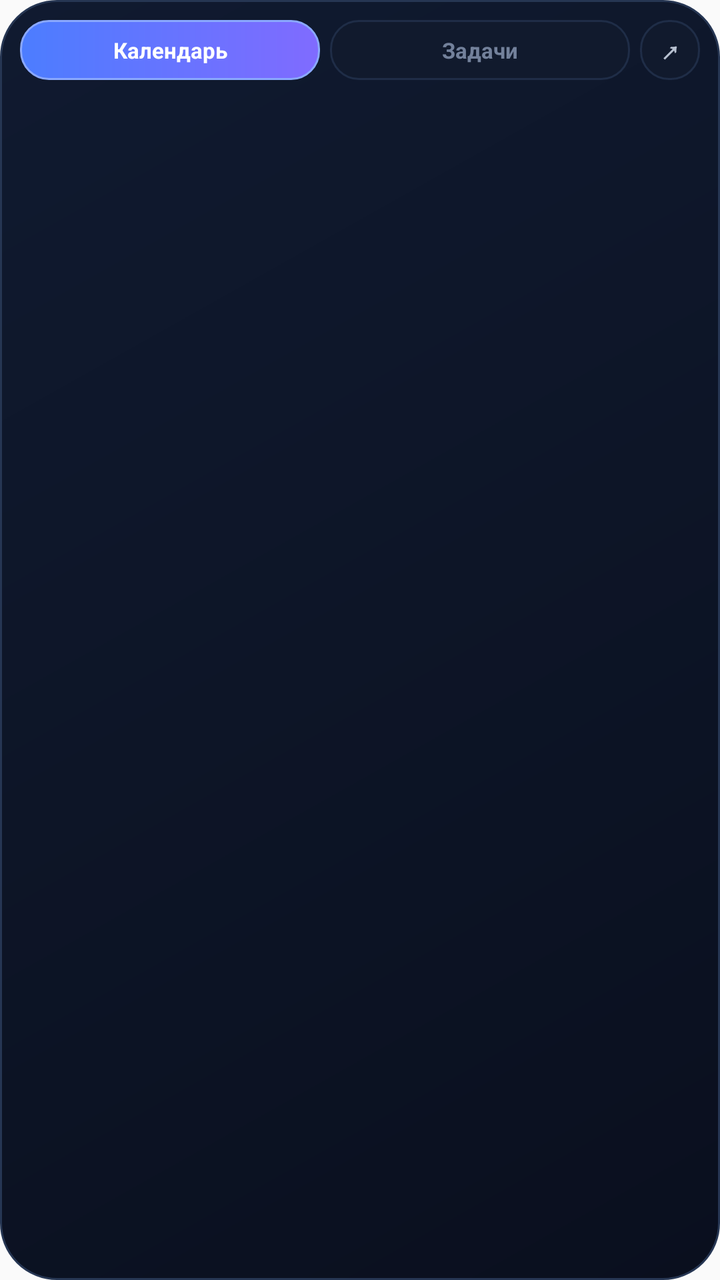
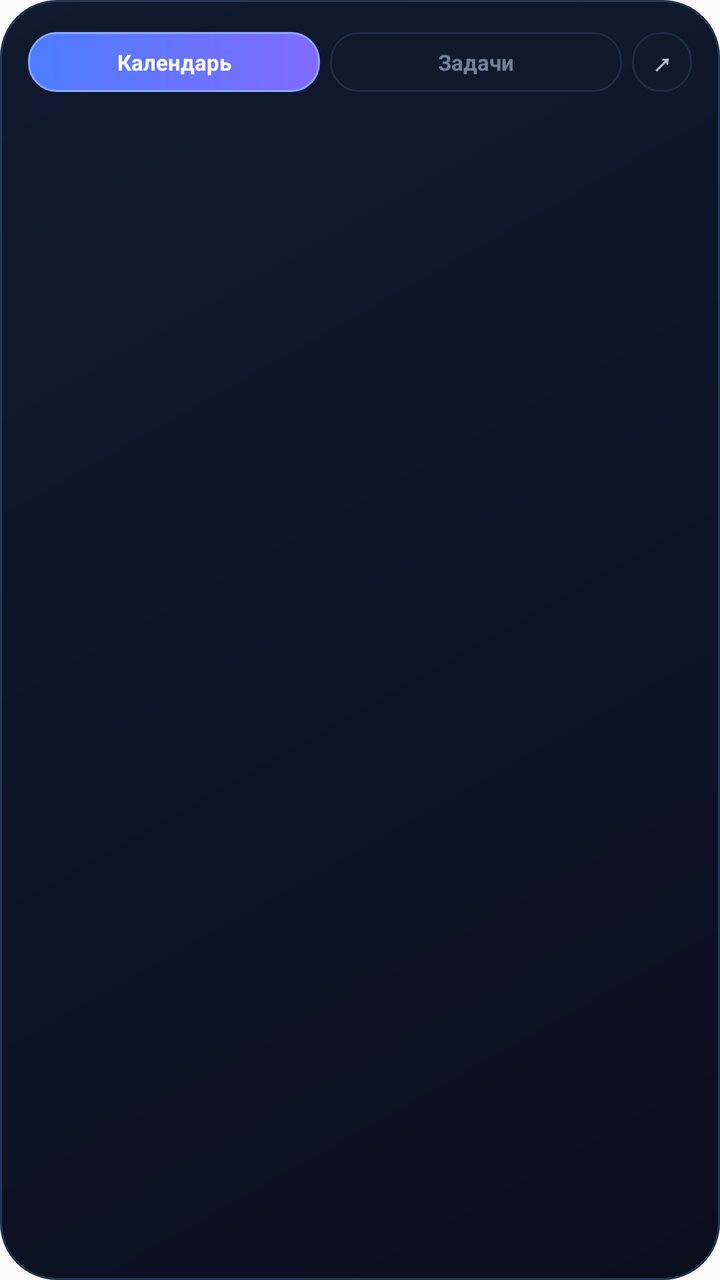

An Android layout rendered at two revisions. The XML below is the earlier revision; the diff shows what the commit changed to produce the second picture.
<!-- AndroidManifest.xml: application theme Theme.AppCompat.Light.NoActionBar -->
<!-- res/layout/widget_schedule_list.xml -->
<?xml version="1.0" encoding="utf-8"?>
<LinearLayout xmlns:android="http://schemas.android.com/apk/res/android"
    android:layout_width="match_parent"
    android:layout_height="match_parent"
    android:orientation="vertical"
    android:background="@drawable/widget_background"
    android:padding="10dp">

    <LinearLayout
        android:layout_width="match_parent"
        android:layout_height="30dp"
        android:layout_marginBottom="6dp"
        android:orientation="horizontal"
        android:gravity="center_vertical">

        <TextView
            android:id="@+id/widget_list_tab_calendar"
            android:layout_width="0dp"
            android:layout_height="match_parent"
            android:layout_weight="1"
            android:gravity="center"
            android:text="Календарь"
            android:textSize="11sp"
            android:textStyle="bold"
            android:textColor="#FFFFFF"
            android:maxLines="1"
            android:ellipsize="end"
            android:background="@drawable/widget_tab_selected" />

        <TextView
            android:id="@+id/widget_list_tab_tasks"
            android:layout_width="0dp"
            android:layout_height="match_parent"
            android:layout_weight="1"
            android:layout_marginStart="5dp"
            android:gravity="center"
            android:text="Задачи"
            android:textSize="11sp"
            android:textStyle="bold"
            android:textColor="#73819B"
            android:maxLines="1"
            android:ellipsize="end"
            android:background="@drawable/widget_tab" />

        <TextView
            android:id="@+id/widget_list_open"
            android:layout_width="30dp"
            android:layout_height="match_parent"
            android:layout_marginStart="5dp"
            android:gravity="center"
            android:text="↗"
            android:textSize="14sp"
            android:textStyle="bold"
            android:textColor="#B8C1D1"
            android:background="@drawable/widget_tab" />
    </LinearLayout>

    <FrameLayout
        android:layout_width="match_parent"
        android:layout_height="0dp"
        android:layout_weight="1">

        <ListView
            android:id="@+id/widget_schedule_list"
            android:layout_width="match_parent"
            android:layout_height="match_parent"
            android:divider="@android:color/transparent"
            android:dividerHeight="0dp"
            android:footerDividersEnabled="false"
            android:headerDividersEnabled="false"
            android:scrollbars="none"
            android:overScrollMode="never"
            android:paddingStart="2dp"
            android:paddingEnd="2dp"
            android:clipToPadding="false" />

        <TextView
            android:id="@+id/widget_list_empty"
            android:layout_width="match_parent"
            android:layout_height="match_parent"
            android:gravity="center"
            android:padding="12dp"
            android:text="Задач нет"
            android:textSize="13sp"
            android:textColor="#B8C1D1"
            android:visibility="gone" />
    </FrameLayout>

</LinearLayout>
<!-- resources referenced by this layout -->
<resources>
  <!-- drawable widget_background (drawable) -->
  <?xml version="1.0" encoding="utf-8"?>
  <shape xmlns:android="http://schemas.android.com/apk/res/android">
      <gradient
          android:angle="135"
          android:startColor="#0A0F1E"
          android:centerColor="#0D1527"
          android:endColor="#101A30" />
      <corners android:radius="28dp" />
      <stroke android:width="1dp" android:color="#263653" />
      <padding android:left="1dp" android:top="1dp" android:right="1dp" android:bottom="1dp" />
  </shape>
  <!-- drawable widget_tab (drawable) -->
  <?xml version="1.0" encoding="utf-8"?>
  <shape xmlns:android="http://schemas.android.com/apk/res/android">
      <solid android:color="#111A2D" />
      <corners android:radius="14dp" />
      <stroke android:width="1dp" android:color="#1F2D47" />
  </shape>
  <!-- drawable widget_tab_selected (drawable) -->
  <?xml version="1.0" encoding="utf-8"?>
  <shape xmlns:android="http://schemas.android.com/apk/res/android">
      <gradient
          android:angle="0"
          android:startColor="#4C7DFF"
          android:endColor="#806BFF" />
      <corners android:radius="14dp" />
      <stroke android:width="1dp" android:color="#8AA8FF" />
  </shape>
</resources>

<!-- the commit's change to res/layout/widget_schedule_list.xml (unified diff, before → after) -->
@@ -4,7 +4,11 @@
     android:layout_height="match_parent"
     android:orientation="vertical"
     android:background="@drawable/widget_background"
-    android:padding="10dp">
+    android:paddingStart="14dp"
+    android:paddingEnd="14dp"
+    android:paddingTop="16dp"
+    android:paddingBottom="14dp">
+    
 
     <LinearLayout
         android:layout_width="match_parent"
